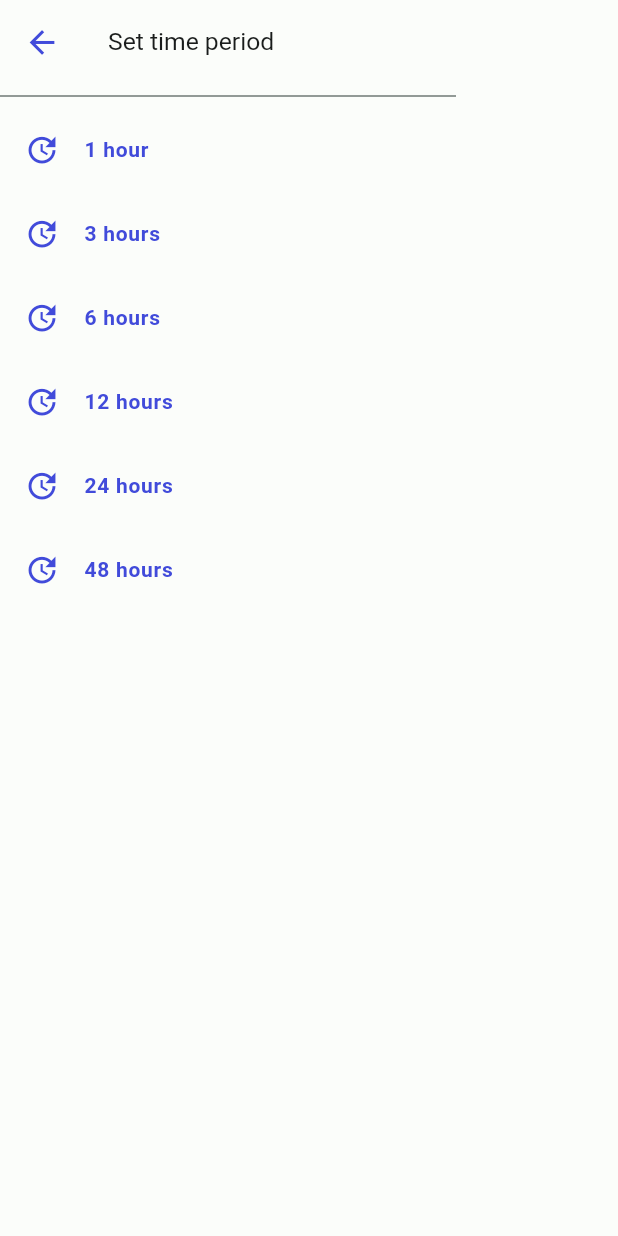
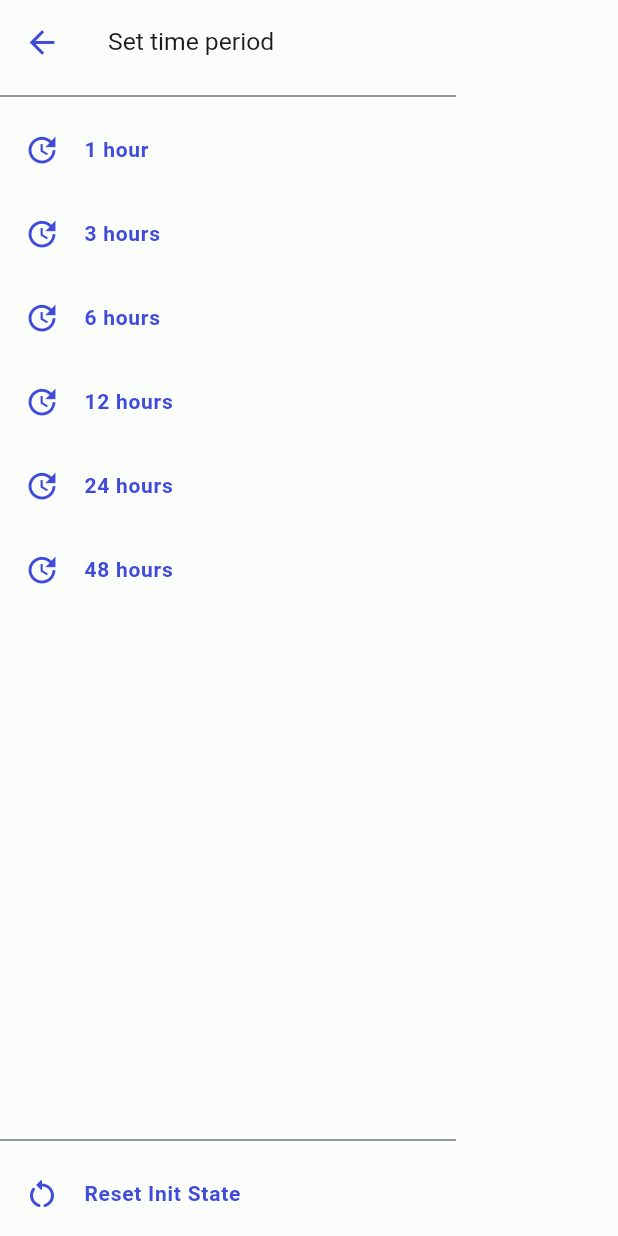
Before and after one commit to FMinister/co2monitor.app, a Flutter app: the AppDrawer widget shown alone on an empty page, opened directly, on a phone screen of 412 x 824 dp. Run offline on Flutter 3.47's test engine with Material 2 defaults, Android fonts, the phone set to English and light mode, and no system bars; our stand-ins replace fl_chart, flutter_riverpod, freezed_annotation, riverpod_annotation, shared_preferences; accounts and stored records are empty; generated files the repository leaves out were written again.

Commit message:
fixed init State Provider

```diff
--- a/lib/main.dart
+++ b/lib/main.dart
@@ -24,7 +24,7 @@ class _MyAppState extends ConsumerState<MyApp> {
   Widget build(BuildContext context) {
     return Consumer(
       builder: (context, ref, _) {
-        final AsyncValue<InitProvider> initProv = ref.watch(initProvider);
+        final AsyncValue<InitState> initProv = ref.watch(setInitStateProvider);
 
         return Center(
             child: switch (initProv) {
--- a/lib/screens/init_screen.dart
+++ b/lib/screens/init_screen.dart
@@ -26,7 +26,9 @@ class _InitScreenState extends ConsumerState<InitScreen> {
             body: Center(
                 child: ElevatedButton(
               onPressed: () {
-                // ref.read(initProvider.notifier).setInit(true, "", "");
+                ref
+                    .read(setInitStateProvider.notifier)
+                    .setInitState(true, "", "");
               },
               child: const Text('Init'),
             )),
--- a/lib/widgets/app_drawer.dart
+++ b/lib/widgets/app_drawer.dart
@@ -1,3 +1,4 @@
+import 'package:co2app/providers/init_provider.dart';
 import 'package:co2app/providers/period_provider.dart';
 import 'package:flutter/material.dart';
 import 'package:flutter_riverpod/flutter_riverpod.dart';
@@ -6,7 +7,7 @@ class AppDrawer extends ConsumerStatefulWidget {
   const AppDrawer({super.key});
 
   @override
-  AppDrawerState createState() => AppDrawerState();
+  ConsumerState<ConsumerStatefulWidget> createState() => AppDrawerState();
 }
 
 class AppDrawerState extends ConsumerState<AppDrawer> {
@@ -76,6 +77,25 @@ class AppDrawerState extends ConsumerState<AppDrawer> {
               },
             ),
           ),
+          Divider(
+            color: Theme.of(context).colorScheme.outline,
+          ),
+          ListTile(
+            leading: Icon(
+              Icons.restart_alt_rounded,
+              color: Theme.of(context).colorScheme.secondary,
+            ),
+            title: Text(
+              "Reset Init State",
+              style: TextStyle(
+                  color: Theme.of(context).colorScheme.secondary,
+                  fontWeight: FontWeight.bold,
+                  fontSize: MediaQuery.of(context).size.height * 0.01 * 1.7),
+            ),
+            onTap: () {
+              ref.read(setInitStateProvider.notifier).resetInitState();
+            },
+          ),
         ],
       ),
     );
```
Also changed, not shown: lib/providers/init_provider.dart (+51 -22 lines).
